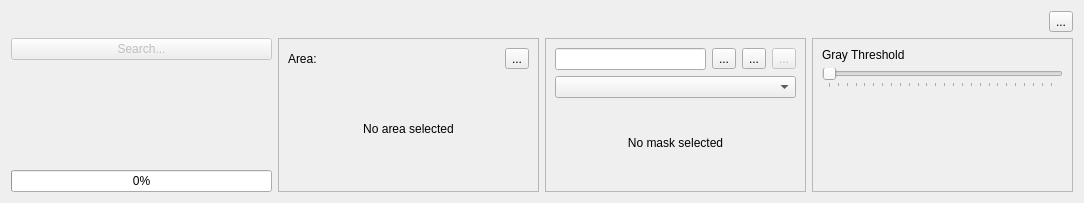
ntruchsess/QLandkarteGT, file src/IMapSearchWidget.ui: the form before one commit.
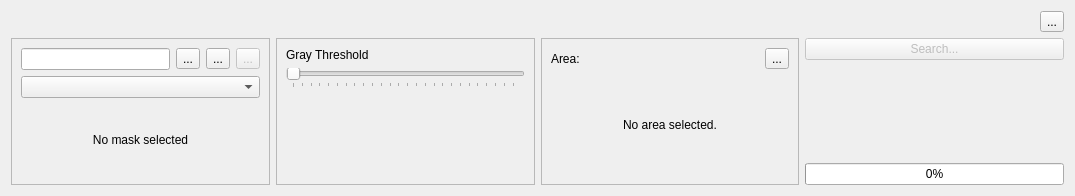
The form after the commit.

Commit message: optimize symbol search

```diff
--- a/src/IMapSearchWidget.ui
+++ b/src/IMapSearchWidget.ui
@@ -5,8 +5,8 @@
    <rect>
     <x>0</x>
     <y>0</y>
-    <width>1084</width>
-    <height>203</height>
+    <width>1075</width>
+    <height>196</height>
    </rect>
   </property>
   <property name="minimumSize" >
@@ -51,111 +51,6 @@
    </item>
    <item>
     <layout class="QHBoxLayout" >
-     <item>
-      <layout class="QVBoxLayout" >
-       <item>
-        <widget class="QPushButton" name="pushSearch" >
-         <property name="enabled" >
-          <bool>false</bool>
-         </property>
-         <property name="text" >
-          <string>Search...</string>
-         </property>
-        </widget>
-       </item>
-       <item>
-        <spacer>
-         <property name="orientation" >
-          <enum>Qt::Vertical</enum>
-         </property>
-         <property name="sizeHint" >
-          <size>
-           <width>20</width>
-           <height>40</height>
-          </size>
-         </property>
-        </spacer>
-       </item>
-       <item>
-        <widget class="QLabel" name="labelProgress" >
-         <property name="text" >
-          <string/>
-         </property>
-        </widget>
-       </item>
-       <item>
-        <widget class="QProgressBar" name="progressBar" >
-         <property name="sizePolicy" >
-          <sizepolicy vsizetype="Fixed" hsizetype="Minimum" >
-           <horstretch>0</horstretch>
-           <verstretch>0</verstretch>
-          </sizepolicy>
-         </property>
-         <property name="value" >
-          <number>0</number>
-         </property>
-         <property name="alignment" >
-          <set>Qt::AlignHCenter</set>
-         </property>
-         <property name="textVisible" >
-          <bool>true</bool>
-         </property>
-         <property name="invertedAppearance" >
-          <bool>false</bool>
-         </property>
-        </widget>
-       </item>
-      </layout>
-     </item>
-     <item>
-      <widget class="QFrame" name="frame" >
-       <property name="frameShape" >
-        <enum>QFrame::StyledPanel</enum>
-       </property>
-       <property name="frameShadow" >
-        <enum>QFrame::Raised</enum>
-       </property>
-       <layout class="QVBoxLayout" >
-        <item>
-         <layout class="QHBoxLayout" >
-          <item>
-           <widget class="QLabel" name="label" >
-            <property name="text" >
-             <string>Area:</string>
-            </property>
-           </widget>
-          </item>
-          <item>
-           <widget class="QToolButton" name="toolSelectArea" >
-            <property name="text" >
-             <string>...</string>
-            </property>
-           </widget>
-          </item>
-         </layout>
-        </item>
-        <item>
-         <widget class="QLabel" name="labelArea" >
-          <property name="sizePolicy" >
-           <sizepolicy vsizetype="MinimumExpanding" hsizetype="Preferred" >
-            <horstretch>0</horstretch>
-            <verstretch>0</verstretch>
-           </sizepolicy>
-          </property>
-          <property name="text" >
-           <string>No area selected</string>
-          </property>
-          <property name="alignment" >
-           <set>Qt::AlignCenter</set>
-          </property>
-          <property name="wordWrap" >
-           <bool>true</bool>
-          </property>
-         </widget>
-        </item>
-       </layout>
-      </widget>
-     </item>
      <item>
       <widget class="QFrame" name="frame_2" >
        <property name="frameShape" >
@@ -279,6 +174,111 @@
        </layout>
       </widget>
      </item>
+     <item>
+      <widget class="QFrame" name="frame" >
+       <property name="frameShape" >
+        <enum>QFrame::StyledPanel</enum>
+       </property>
+       <property name="frameShadow" >
+        <enum>QFrame::Raised</enum>
+       </property>
+       <layout class="QVBoxLayout" >
+        <item>
+         <layout class="QHBoxLayout" >
+          <item>
+           <widget class="QLabel" name="label" >
+            <property name="text" >
+             <string>Area:</string>
+            </property>
+           </widget>
+          </item>
+          <item>
+           <widget class="QToolButton" name="toolSelectArea" >
+            <property name="text" >
+             <string>...</string>
+            </property>
+           </widget>
+          </item>
+         </layout>
+        </item>
+        <item>
+         <widget class="QLabel" name="labelArea" >
+          <property name="sizePolicy" >
+           <sizepolicy vsizetype="MinimumExpanding" hsizetype="Preferred" >
+            <horstretch>0</horstretch>
+            <verstretch>0</verstretch>
+           </sizepolicy>
+          </property>
+          <property name="text" >
+           <string>No area selected.</string>
+          </property>
+          <property name="alignment" >
+           <set>Qt::AlignCenter</set>
+          </property>
+          <property name="wordWrap" >
+           <bool>true</bool>
+          </property>
+         </widget>
+        </item>
+       </layout>
+      </widget>
+     </item>
+     <item>
+      <layout class="QVBoxLayout" >
+       <item>
+        <widget class="QPushButton" name="pushSearch" >
+         <property name="enabled" >
+          <bool>false</bool>
+         </property>
+         <property name="text" >
+          <string>Search...</string>
+         </property>
+        </widget>
+       </item>
+       <item>
+        <spacer>
+         <property name="orientation" >
+          <enum>Qt::Vertical</enum>
+         </property>
+         <property name="sizeHint" >
+          <size>
+           <width>20</width>
+           <height>40</height>
+          </size>
+         </property>
+        </spacer>
+       </item>
+       <item>
+        <widget class="QLabel" name="labelProgress" >
+         <property name="text" >
+          <string/>
+         </property>
+        </widget>
+       </item>
+       <item>
+        <widget class="QProgressBar" name="progressBar" >
+         <property name="sizePolicy" >
+          <sizepolicy vsizetype="Fixed" hsizetype="Minimum" >
+           <horstretch>0</horstretch>
+           <verstretch>0</verstretch>
+          </sizepolicy>
+         </property>
+         <property name="value" >
+          <number>0</number>
+         </property>
+         <property name="alignment" >
+          <set>Qt::AlignHCenter</set>
+         </property>
+         <property name="textVisible" >
+          <bool>true</bool>
+         </property>
+         <property name="invertedAppearance" >
+          <bool>false</bool>
+         </property>
+        </widget>
+       </item>
+      </layout>
+     </item>
     </layout>
    </item>
   </layout>
```
The commit also changes 2 other files.
